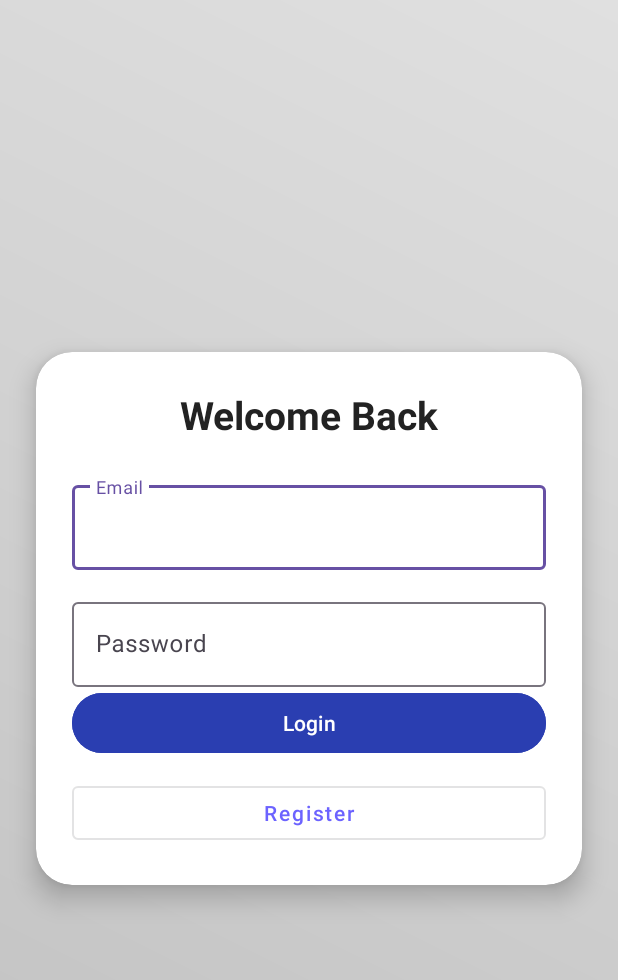
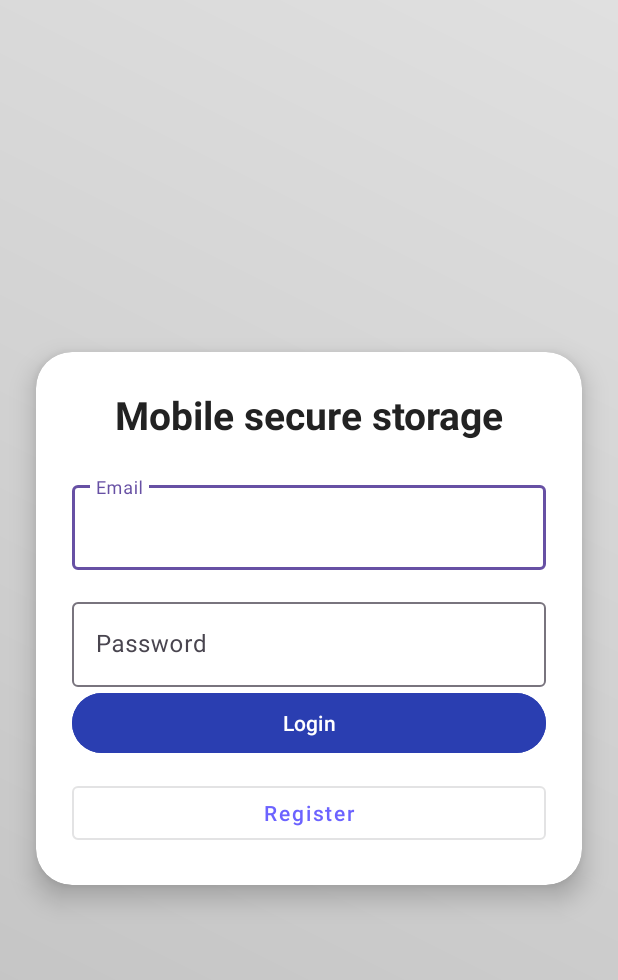
Before and after one commit to almunther996/jobb, an Android app: the screen it shows after launch (MainActivity), on a phone screen of 412 x 824 dp. Shown: the top 980 px of the screen. Run offline under Robolectric (Android 15) with nearby library versions, the phone set to English and light mode, and no system bars; 3 statements that could not run were skipped.

Commit message:
finally done

```diff
--- a/app/src/main/res/layout/activity_main.xml
+++ b/app/src/main/res/layout/activity_main.xml
@@ -33,7 +33,7 @@ tools:context=".MainActivity">
         <TextView
             android:layout_width="match_parent"
             android:layout_height="wrap_content"
-            android:text="Welcome Back"
+            android:text="Mobile secure storage"
             android:textSize="26sp"
             android:textStyle="bold"
             android:textColor="#222222"
--- a/app/src/main/res/layout/activity_secure_container.xml
+++ b/app/src/main/res/layout/activity_secure_container.xml
@@ -24,8 +24,8 @@
             android:layout_gravity="left"
             android:text="@string/secure_vault"
             android:textColor="@android:color/white"
-            android:textSize="50sp"
-            android:fontFamily="@font/present_christmas" />
+            android:textSize="25sp"
+            android:fontFamily="@font/font" />
     </androidx.appcompat.widget.Toolbar>
 
 
@@ -53,7 +53,7 @@
         android:src="@drawable/ic_add"
         android:contentDescription="Add File"
         app:tint="@android:color/white"
-        app:backgroundTint="@android:color/black"
+        app:backgroundTint="@android:color/darker_gray"
         app:layout_constraintBottom_toBottomOf="parent"
         app:layout_constraintEnd_toEndOf="parent"
         android:layout_margin="16dp" />
```
Also changed, not shown: app/src/main/java/com/example/test2/SecureContainerActivity.java (+11 -11 lines), app/src/main/res/font/font.ttf (added).
